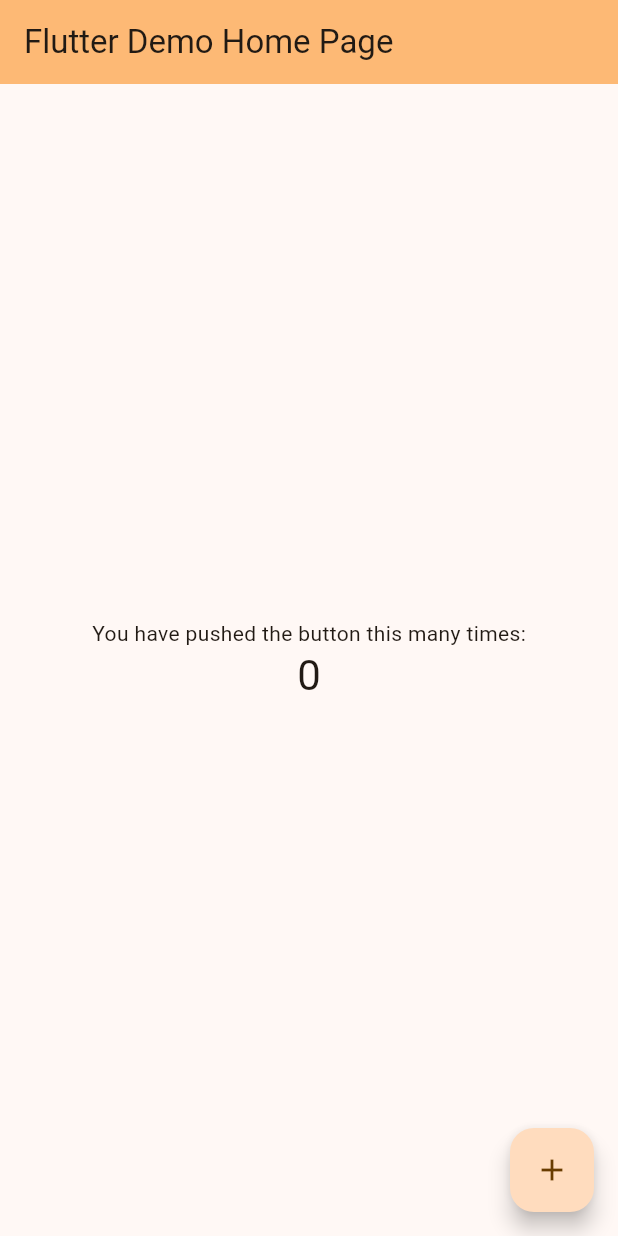
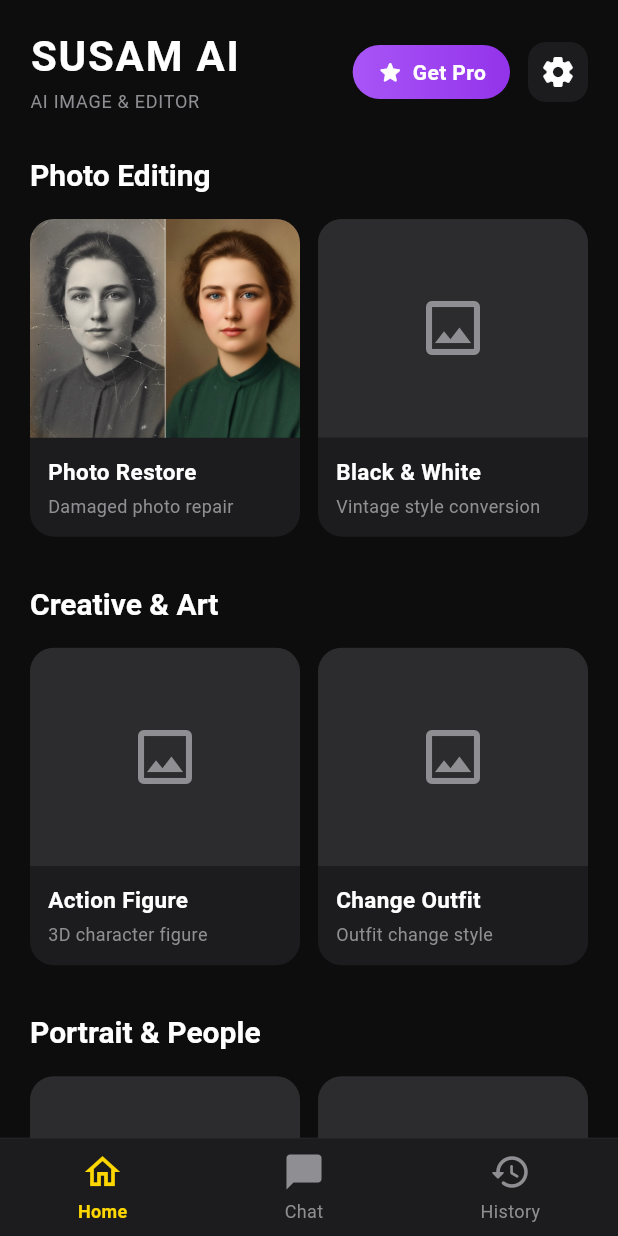
Before and after one commit to efkarahan/first_project, a Flutter app: the screen it shows after launch, on a phone screen of 412 x 824 dp. Run offline on Flutter 3.47's test engine with Material 3 defaults, Android fonts, the light colour scheme and no system bars.

Commit message:
Initial Susam-AI app UI implementation
- Created app structure with screens, widgets, constants, and models
- Implemented dark theme with custom color palette
- Added home screen with three feature categories
- Created custom bottom navigation bar (Home, Chat, History)
- Added home header with app title and Get Pro button
- Implemented feature cards with image support
- Added photo restore sample image
- Updated app name to Susam-AI
- Set up proper widget tests

```diff
--- /dev/null
+++ b/lib/constants/app_colors.dart
@@ -0,0 +1,19 @@
+import 'package:flutter/material.dart';
+
+/// Susam-AI uygulama renkleri
+class AppColors {
+  // Ana renkler
+  static const Color background = Color(0xFF0D0D0D);
+  static const Color cardBackground = Color(0xFF1C1C1E);
+
+  // Accent renkler
+  static const Color primary = Color(0xFFA855F7); // Mor/Pembe
+  static const Color accent = Color(0xFFFFD700); // Sarı
+
+  // Yazı renkleri
+  static const Color textPrimary = Color(0xFFFFFFFF);
+  static const Color textSecondary = Color(0xFF8E8E93);
+
+  // Diğer
+  static const Color divider = Color(0xFF2C2C2E);
+}
--- /dev/null
+++ b/lib/constants/app_theme.dart
@@ -0,0 +1,46 @@
+import 'package:flutter/material.dart';
+import 'app_colors.dart';
+
+/// Susam-AI tema yapılandırması
+class AppTheme {
+  static ThemeData get darkTheme {
+    return ThemeData(
+      brightness: Brightness.dark,
+      scaffoldBackgroundColor: AppColors.background,
+      primaryColor: AppColors.primary,
+
+      // AppBar teması
+      appBarTheme: const AppBarTheme(
+        backgroundColor: AppColors.background,
+        elevation: 0,
+      ),
+
+      // Kart teması
+      cardTheme: CardThemeData(
+        color: AppColors.cardBackground,
+        elevation: 0,
+        shape: RoundedRectangleBorder(
+          borderRadius: BorderRadius.circular(16),
+        ),
+      ),
+
+      // Yazı teması
+      textTheme: const TextTheme(
+        headlineLarge: TextStyle(
+          color: AppColors.textPrimary,
+          fontSize: 28,
+          fontWeight: FontWeight.bold,
+        ),
+        headlineMedium: TextStyle(
+          color: AppColors.textPrimary,
+          fontSize: 20,
+          fontWeight: FontWeight.bold,
+        ),
+        bodyMedium: TextStyle(
+          color: AppColors.textSecondary,
+          fontSize: 14,
+        ),
+      ),
+    );
+  }
+}
--- a/lib/main.dart
+++ b/lib/main.dart
@@ -1,66 +1,64 @@
 import 'package:flutter/material.dart';
+import 'package:flutter/services.dart';
+import 'constants/app_theme.dart';
+import 'screens/home_screen.dart';
+import 'screens/chat_screen.dart';
+import 'screens/history_screen.dart';
+import 'widgets/custom_bottom_nav.dart';
 
 void main() {
-  runApp(const MyApp());
+  // Status bar'ı koyu tema yap
+  SystemChrome.setSystemUIOverlayStyle(
+    const SystemUiOverlayStyle(
+      statusBarColor: Colors.transparent,
+      statusBarIconBrightness: Brightness.light,
+    ),
+  );
+
+  runApp(const SusamAI());
 }
 
-class MyApp extends StatelessWidget {
-  const MyApp({super.key});
+class SusamAI extends StatelessWidget {
+  const SusamAI({super.key});
 
   @override
   Widget build(BuildContext context) {
     return MaterialApp(
-      title: 'Flutter Demo',
-      theme: ThemeData(
-        colorScheme: ColorScheme.fromSeed(seedColor: Colors.orange),
-      ),
-      home: const MyHomePage(title: 'Flutter Demo Home Page'),
+      title: 'Susam AI',
+      debugShowCheckedModeBanner: false,
+      theme: AppTheme.darkTheme,
+      home: const MainScreen(),
     );
   }
 }
 
-class MyHomePage extends StatefulWidget {
-  const MyHomePage({super.key, required this.title});
-
-  final String title;
+class MainScreen extends StatefulWidget {
+  const MainScreen({super.key});
 
   @override
-  State<MyHomePage> createState() => _MyHomePageState();
+  State<MainScreen> createState() => _MainScreenState();
 }
 
-class _MyHomePageState extends State<MyHomePage> {
-  int _counter = 0;
+class _MainScreenState extends State<MainScreen> {
+  int _currentIndex = 0;
 
-  void _incrementCounter() {
-    setState(() {
-      _counter++;
-    });
-  }
+  final List<Widget> _screens = const [
+    HomeScreen(),
+    ChatScreen(),
+    HistoryScreen(),
+  ];
 
   @override
   Widget build(BuildContext context) {
     return Scaffold(
-      appBar: AppBar(
-        backgroundColor: Theme.of(context).colorScheme.inversePrimary,
-
-        title: Text(widget.title),
-      ),
-      body: Center(
-        child: Column(
-          mainAxisAlignment: MainAxisAlignment.center,
-          children: <Widget>[
-            const Text('You have pushed the button this many times:'),
-            Text(
-              '$_counter',
-              style: Theme.of(context).textTheme.headlineMedium,
-            ),
-          ],
-        ),
-      ),
-      floatingActionButton: FloatingActionButton(
-        onPressed: _incrementCounter,
-        tooltip: 'Increment',
-        child: const Icon(Icons.add),
+      body: _screens[_currentIndex],
+      bottomNavigationBar: CustomBottomNav(
+        currentIndex: _currentIndex,
+        onTap: (index) {
+          setState(() {
+            _currentIndex = index;
+          });
+        },
       ),
     );
   }
--- /dev/null
+++ b/lib/models/feature_category.dart
@@ -0,0 +1,23 @@
+/// AI özellik kategorisi
+class FeatureCategory {
+  final String title;
+  final List<FeatureItem> items;
+
+  FeatureCategory({
+    required this.title,
+    required this.items,
+  });
+}
+
+/// Tekil özellik kartı
+class FeatureItem {
+  final String title;
+  final String subtitle;
+  final String imagePath;
+
+  FeatureItem({
+    required this.title,
+    required this.subtitle,
+    required this.imagePath,
+  });
+}
--- /dev/null
+++ b/lib/screens/chat_screen.dart
@@ -0,0 +1,18 @@
+import 'package:flutter/material.dart';
+
+/// Chat ekranı (placeholder)
+class ChatScreen extends StatelessWidget {
+  const ChatScreen({super.key});
+
+  @override
+  Widget build(BuildContext context) {
+    return Scaffold(
+      body: Center(
+        child: Text(
+          'Chat Screen',
+          style: Theme.of(context).textTheme.headlineMedium,
+        ),
+      ),
+    );
+  }
+}
--- /dev/null
+++ b/lib/screens/history_screen.dart
@@ -0,0 +1,18 @@
+import 'package:flutter/material.dart';
+
+/// History ekranı (placeholder)
+class HistoryScreen extends StatelessWidget {
+  const HistoryScreen({super.key});
+
+  @override
+  Widget build(BuildContext context) {
+    return Scaffold(
+      body: Center(
+        child: Text(
+          'History Screen',
+          style: Theme.of(context).textTheme.headlineMedium,
+        ),
+      ),
+    );
+  }
+}
--- /dev/null
+++ b/lib/screens/home_screen.dart
@@ -0,0 +1,88 @@
+import 'package:flutter/material.dart';
+import '../models/feature_category.dart';
+import '../widgets/home_header.dart';
+import '../widgets/category_section.dart';
+
+/// Ana ekran - Tüm özelliklerin listelendiği sayfa
+class HomeScreen extends StatelessWidget {
+  const HomeScreen({super.key});
+
+  @override
+  Widget build(BuildContext context) {
+    return Scaffold(
+      body: SafeArea(
+        child: ListView(
+          children: [
+            // Üst kısım - Header
+            const HomeHeader(),
+
+            const SizedBox(height: 8),
+
+            // Photo Editing kategorisi
+            CategorySection(
+              category: FeatureCategory(
+                title: 'Photo Editing',
+                items: [
+                  FeatureItem(
+                    title: 'Photo Restore',
+                    subtitle: 'Damaged photo repair',
+                    imagePath: 'assets/images/photo_restore.jpeg',
+                  ),
+                  FeatureItem(
+                    title: 'Black & White',
+                    subtitle: 'Vintage style conversion',
+                    imagePath: '',
+                  ),
+                ],
+              ),
+            ),
+
+            const SizedBox(height: 32),
+
+            // Creative & Art kategorisi
+            CategorySection(
+              category: FeatureCategory(
+                title: 'Creative & Art',
+                items: [
+                  FeatureItem(
+                    title: 'Action Figure',
+                    subtitle: '3D character figure',
+                    imagePath: '',
+                  ),
+                  FeatureItem(
+                    title: 'Change Outfit',
+                    subtitle: 'Outfit change style',
+                    imagePath: '',
+                  ),
+                ],
+              ),
+            ),
+
+            const SizedBox(height: 32),
+
+            // Portrait & People kategorisi
+            CategorySection(
+              category: FeatureCategory(
+                title: 'Portrait & People',
+                items: [
+                  FeatureItem(
+                    title: 'AI Portrait',
+                    subtitle: 'Professional portrait',
+                    imagePath: '',
+                  ),
+                  FeatureItem(
+                    title: 'Face Enhance',
+                    subtitle: 'Face enhancement',
+                    imagePath: '',
+                  ),
+                ],
+              ),
+            ),
+
+            const SizedBox(height: 20),
+          ],
+        ),
+      ),
+    );
+  }
+}
--- /dev/null
+++ b/lib/widgets/category_section.dart
@@ -0,0 +1,51 @@
+import 'package:flutter/material.dart';
+import '../models/feature_category.dart';
+import 'feature_card.dart';
+
+/// Kategori bölümü (başlık + 2 sütunlu grid)
+class CategorySection extends StatelessWidget {
+  final FeatureCategory category;
+
+  const CategorySection({
+    super.key,
+    required this.category,
+  });
+
+  @override
+  Widget build(BuildContext context) {
+    return Column(
+      crossAxisAlignment: CrossAxisAlignment.start,
+      children: [
+        // Kategori başlığı
+        Padding(
+          padding: const EdgeInsets.symmetric(horizontal: 20),
+          child: Text(
+            category.title,
+            style: Theme.of(context).textTheme.headlineMedium,
+          ),
+        ),
+
+        const SizedBox(height: 16),
+
+        // 2 sütunlu grid
+        Padding(
+          padding: const EdgeInsets.symmetric(horizontal: 20),
+          child: GridView.builder(
+            shrinkWrap: true,
+            physics: const NeverScrollableScrollPhysics(),
+            gridDelegate: const SliverGridDelegateWithFixedCrossAxisCount(
+              crossAxisCount: 2,
+              crossAxisSpacing: 12,
+              mainAxisSpacing: 12,
+              childAspectRatio: 0.85,
+            ),
+            itemCount: category.items.length,
+            itemBuilder: (context, index) {
+              return FeatureCard(item: category.items[index]);
+            },
+          ),
+        ),
+      ],
+    );
+  }
+}
--- /dev/null
+++ b/lib/widgets/custom_bottom_nav.dart
@@ -0,0 +1,88 @@
+import 'package:flutter/material.dart';
+import '../constants/app_colors.dart';
+
+/// Alt navigasyon çubuğu
+class CustomBottomNav extends StatelessWidget {
+  final int currentIndex;
+  final Function(int) onTap;
+
+  const CustomBottomNav({
+    super.key,
+    required this.currentIndex,
+    required this.onTap,
+  });
+
+  @override
+  Widget build(BuildContext context) {
+    return Container(
+      decoration: const BoxDecoration(
+        color: AppColors.cardBackground,
+        border: Border(
+          top: BorderSide(
+            color: AppColors.divider,
+            width: 0.5,
+          ),
+        ),
+      ),
+      child: SafeArea(
+        child: Padding(
+          padding: const EdgeInsets.symmetric(vertical: 8),
+          child: Row(
+            mainAxisAlignment: MainAxisAlignment.spaceAround,
+            children: [
+              _buildNavItem(
+                icon: Icons.home_outlined,
+                label: 'Home',
+                index: 0,
+                isActive: currentIndex == 0,
+              ),
+              _buildNavItem(
+                icon: Icons.chat_bubble_rounded,
+                label: 'Chat',
+                index: 1,
+                isActive: currentIndex == 1,
+              ),
+              _buildNavItem(
+                icon: Icons.history_rounded,
+                label: 'History',
+                index: 2,
+                isActive: currentIndex == 2,
+              ),
+            ],
+          ),
+        ),
+      ),
+    );
+  }
+
+  Widget _buildNavItem({
+    required IconData icon,
+    required String label,
+    required int index,
+    required bool isActive,
+  }) {
+    return GestureDetector(
+      onTap: () => onTap(index),
+      behavior: HitTestBehavior.opaque,
+      child: Column(
+        mainAxisSize: MainAxisSize.min,
+        children: [
+          Icon(
+            icon,
+            color: isActive ? AppColors.accent : AppColors.textSecondary,
+            size: 28,
+          ),
+          const SizedBox(height: 4),
+          Text(
+            label,
+            style: TextStyle(
+              color: isActive ? AppColors.accent : AppColors.textSecondary,
+              fontSize: 12,
+              fontWeight: isActive ? FontWeight.w600 : FontWeight.normal,
+            ),
+          ),
+        ],
+      ),
+    );
+  }
+}
--- /dev/null
+++ b/lib/widgets/feature_card.dart
@@ -0,0 +1,96 @@
+import 'package:flutter/material.dart';
+import '../constants/app_colors.dart';
+import '../models/feature_category.dart';
+
+/// Tekil özellik kartı widget'ı
+class FeatureCard extends StatelessWidget {
+  final FeatureItem item;
+
+  const FeatureCard({
+    super.key,
+    required this.item,
+  });
+
+  @override
+  Widget build(BuildContext context) {
+    return Container(
+      decoration: BoxDecoration(
+        color: AppColors.cardBackground,
+        borderRadius: BorderRadius.circular(16),
+      ),
+      child: Column(
+        crossAxisAlignment: CrossAxisAlignment.start,
+        children: [
+          // Fotoğraf kısmı
+          Expanded(
+            child: ClipRRect(
+              borderRadius: const BorderRadius.only(
+                topLeft: Radius.circular(16),
+                topRight: Radius.circular(16),
+              ),
+              child: item.imagePath.isEmpty
+                  ? Container(
+                      color: AppColors.divider,
+                      child: Center(
+                        child: Icon(
+                          Icons.image_outlined,
+                          size: 48,
+                          color: AppColors.textSecondary,
+                        ),
+                      ),
+                    )
+                  : Image.asset(
+                      item.imagePath,
+                      width: double.infinity,
+                      height: double.infinity,
+                      fit: BoxFit.cover,
+                      errorBuilder: (context, error, stackTrace) {
+                        return Container(
+                          color: AppColors.divider,
+                          child: Center(
+                            child: Icon(
+                              Icons.broken_image_outlined,
+                              size: 48,
+                              color: AppColors.textSecondary,
+                            ),
+                          ),
+                        );
+                      },
+                    ),
+            ),
+          ),
+
+          // Yazı kısmı
+          Padding(
+            padding: const EdgeInsets.all(12),
+            child: Column(
+              crossAxisAlignment: CrossAxisAlignment.start,
+              children: [
+                Text(
+                  item.title,
+                  style: const TextStyle(
+                    color: AppColors.textPrimary,
+                    fontSize: 15,
+                    fontWeight: FontWeight.w600,
+                  ),
+                  maxLines: 1,
+                  overflow: TextOverflow.ellipsis,
+                ),
+                const SizedBox(height: 4),
+                Text(
+                  item.subtitle,
+                  style: TextStyle(
+                    color: AppColors.textSecondary,
+                    fontSize: 12,
+                  ),
+                  maxLines: 2,
+                  overflow: TextOverflow.ellipsis,
+                ),
+              ],
+            ),
+          ),
+        ],
+      ),
+    );
+  }
+}
--- /dev/null
+++ b/lib/widgets/home_header.dart
@@ -0,0 +1,95 @@
+import 'package:flutter/material.dart';
+import '../constants/app_colors.dart';
+
+/// Ana sayfa üst kısmı (başlık, Get Pro butonu, ayarlar)
+class HomeHeader extends StatelessWidget {
+  const HomeHeader({super.key});
+
+  @override
+  Widget build(BuildContext context) {
+    return Padding(
+      padding: const EdgeInsets.all(20),
+      child: Row(
+        mainAxisAlignment: MainAxisAlignment.spaceBetween,
+        children: [
+          // Sol taraf - Başlık
+          Column(
+            crossAxisAlignment: CrossAxisAlignment.start,
+            children: [
+              Text(
+                'SUSAM AI',
+                style: Theme.of(context).textTheme.headlineLarge?.copyWith(
+                      letterSpacing: 1.2,
+                    ),
+              ),
+              const SizedBox(height: 4),
+              Text(
+                'AI IMAGE & EDITOR',
+                style: Theme.of(context).textTheme.bodyMedium?.copyWith(
+                      fontSize: 12,
+                      letterSpacing: 0.5,
+                    ),
+              ),
+            ],
+          ),
+
+          // Sağ taraf - Get Pro ve Settings
+          Row(
+            children: [
+              // Get Pro butonu
+              Container(
+                padding: const EdgeInsets.symmetric(
+                  horizontal: 16,
+                  vertical: 8,
+                ),
+                decoration: BoxDecoration(
+                  gradient: const LinearGradient(
+                    colors: [
+                      Color(0xFFA855F7),
+                      Color(0xFF9333EA),
+                    ],
+                  ),
+                  borderRadius: BorderRadius.circular(20),
+                ),
+                child: Row(
+                  children: [
+                    Icon(
+                      Icons.star_rounded,
+                      color: AppColors.textPrimary,
+                      size: 18,
+                    ),
+                    const SizedBox(width: 6),
+                    Text(
+                      'Get Pro',
+                      style: TextStyle(
+                        color: AppColors.textPrimary,
+                        fontSize: 14,
+                        fontWeight: FontWeight.w600,
+                      ),
+                    ),
+                  ],
+                ),
+              ),
+
+              const SizedBox(width: 12),
+
+              // Settings ikonu
+              Container(
+                padding: const EdgeInsets.all(8),
+                decoration: BoxDecoration(
+                  color: AppColors.cardBackground,
+                  borderRadius: BorderRadius.circular(12),
+                ),
+                child: Icon(
+                  Icons.settings_rounded,
+                  color: AppColors.textPrimary,
+                  size: 24,
+                ),
+              ),
+            ],
+          ),
+        ],
+      ),
+    );
+  }
+}
```
Also changed, not shown: pubspec.yaml (+3 -4 lines), assets/images/photo_restore.jpeg (added), 1 other file.
